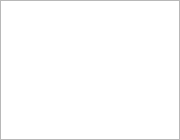
Before: the Qt Designer form Rank.ui in jimmyss/Bejeweled, drawn with Qt 5.
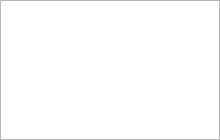
After: the same form once the commit is applied.

Patch:
```diff
--- a/Rank.ui
+++ b/Rank.ui
@@ -6,19 +6,19 @@
    <rect>
     <x>0</x>
     <y>0</y>
-    <width>180</width>
+    <width>220</width>
     <height>140</height>
    </rect>
   </property>
   <property name="minimumSize">
    <size>
-    <width>180</width>
+    <width>220</width>
     <height>140</height>
    </size>
   </property>
   <property name="maximumSize">
    <size>
-    <width>180</width>
+    <width>220</width>
     <height>140</height>
    </size>
   </property>
@@ -30,19 +30,19 @@
     <rect>
      <x>0</x>
      <y>0</y>
-     <width>180</width>
+     <width>220</width>
      <height>140</height>
     </rect>
    </property>
    <property name="minimumSize">
     <size>
-     <width>180</width>
+     <width>220</width>
      <height>140</height>
     </size>
    </property>
    <property name="maximumSize">
     <size>
-     <width>180</width>
+     <width>220</width>
      <height>140</height>
     </size>
    </property>
```
Left out of the diff: 2 changed lines with no effect on the pictures.
